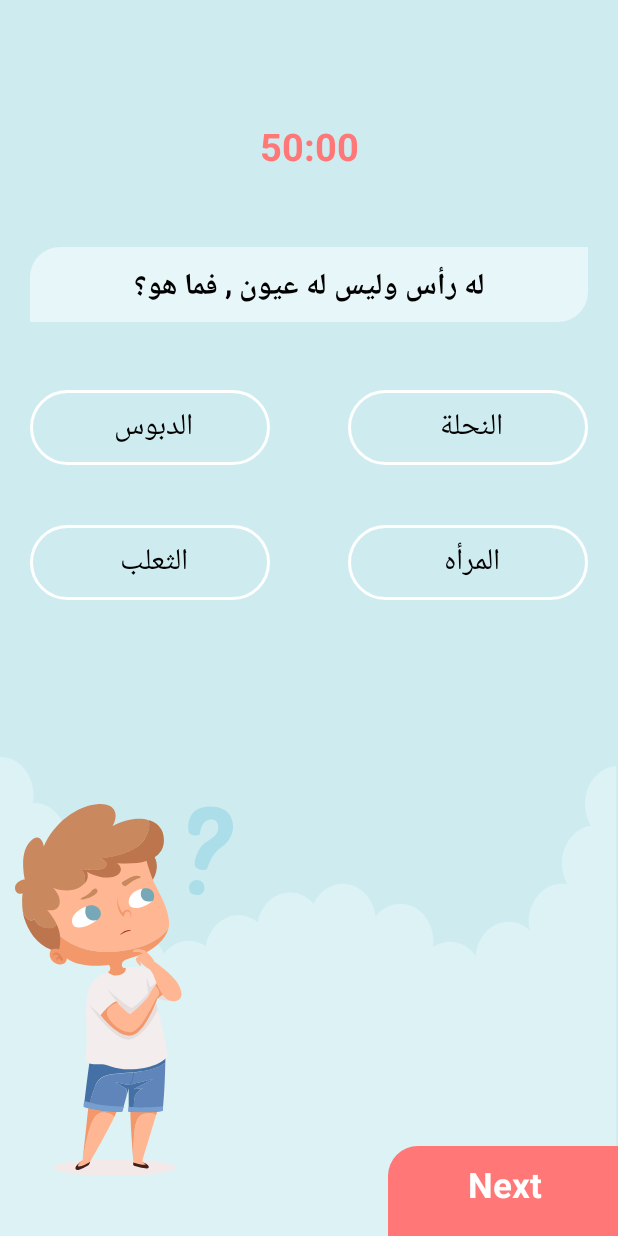
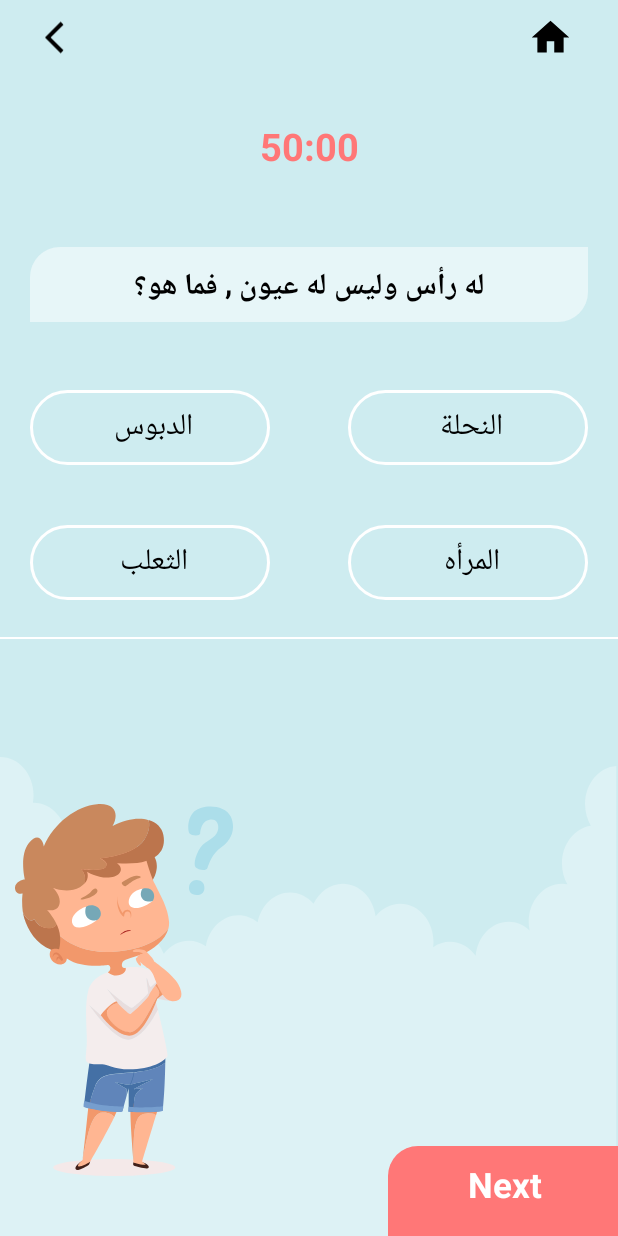
Before and after one commit to DaliaMaged/man-syarba7-el-bonbon, an Android app: the MainActivity screen opened directly, with no data from a screen before it, on a phone screen of 412 x 824 dp. Run offline under Robolectric (Android 15) with nearby library versions, the phone set to English and light mode, and no system bars; 7 statements that could not run were skipped.

```diff
--- a/app/src/main/java/com/example/mansyrb7elbonbon/Activity/ActivityOne.java
+++ b/app/src/main/java/com/example/mansyrb7elbonbon/Activity/ActivityOne.java
@@ -54,7 +54,7 @@ public class ActivityOne extends AppCompatActivity {
         txtSkip.setOnClickListener(new View.OnClickListener() {
             @Override
             public void onClick(View view) {
-                startActivity(new Intent(ActivityOne.this, MainActivity.class));
+                startActivity(new Intent(ActivityOne.this, HomeActivity.class));
             }
         });
 
--- a/app/src/main/java/com/example/mansyrb7elbonbon/Activity/MainActivity.java
+++ b/app/src/main/java/com/example/mansyrb7elbonbon/Activity/MainActivity.java
@@ -6,6 +6,7 @@ import android.content.Intent;
 import android.os.Bundle;
 import android.view.View;
 import android.widget.Button;
+import android.widget.ImageView;
 import android.widget.TextView;
 
 import com.example.mansyrb7elbonbon.R;
@@ -19,7 +20,8 @@ public class MainActivity extends AppCompatActivity {
     Modelclass modelClass;
     int index=0;
     Button option1,option2,option3,option4;
-    TextView question,btnNext;
+    TextView question,btnNext,textAns,textCorrectAns;
+    ImageView back,home;
     int correctCount=0;
     int wrongCount=0;
 
@@ -36,6 +38,14 @@ public class MainActivity extends AppCompatActivity {
         option3=findViewById(R.id.option3ID);
         option4=findViewById(R.id.option4ID);
         btnNext=findViewById(R.id.btnNextQuestion);
+        textAns=findViewById(R.id.textAns);
+        textCorrectAns=findViewById(R.id.textCorrectAns);
+        back=findViewById(R.id.iconBack);
+        home=findViewById(R.id.iconHome);
+
+        //visibale
+        textAns.setVisibility(View.GONE);
+        textCorrectAns.setVisibility(View.GONE);
 
 
         //
@@ -51,8 +61,24 @@ public class MainActivity extends AppCompatActivity {
 
         btnNext.setClickable(false);
 
+        back.setOnClickListener(new View.OnClickListener() {
+            @Override
+            public void onClick(View view) {
+                Intent back= new Intent(MainActivity.this,HomeActivity.class);
+                startActivity(back);
+            }
+        });
+
         setAllData();
 
+        //icons
+        back.setOnClickListener(new View.OnClickListener() {
+            @Override
+            public void onClick(View view) {
+                Intent intent= new Intent(MainActivity.this,HomeActivity.class);
+                startActivity(intent);
+            }
+        });
 
     }
     public void setAllData(){
@@ -61,51 +87,9 @@ public class MainActivity extends AppCompatActivity {
         option2.setText(modelClass.getOption2());
         option3.setText(modelClass.getOption3());
         option4.setText(modelClass.getOption4());
+        textCorrectAns.setText(modelClass.getAnswer());
     }
 
-    public void Correct( Button button){
-
-        button.setBackgroundResource(R.drawable.right_answer);
-        btnNext.setOnClickListener(new View.OnClickListener() {
-            @Override
-            public void onClick(View view) {
-                correctCount++;
-                index++;
-                modelClass=SplashScreen.listOfQuestion.get(index);
-                setAllData();
-                resetColor();
-                enableButton();
-            }
-        });
-
-    }
-
-
-    public void Wrong( Button option1){
-        option1.setBackgroundResource(R.drawable.wrong_answer);
-        btnNext.setOnClickListener(new View.OnClickListener() {
-            @Override
-            public void onClick(View view) {
-                wrongCount++;
-                if (index<SplashScreen.listOfQuestion.size()-1){
-                    index++;
-                    modelClass=SplashScreen.listOfQuestion.get(index);
-                    resetColor();
-                    setAllData();
-                    enableButton();
-                }else {
-
-                    GameWon();
-                }
-            }
-        });
-    }
-
-    public void GameWon(){
-        Intent intent= new Intent(MainActivity.this, WinActivity.class);
-        startActivity(intent);
-
-    }
     public void enableButton(){
         option1.setClickable(true);
         option2.setClickable(true);
@@ -125,6 +109,66 @@ public class MainActivity extends AppCompatActivity {
         option4.setBackgroundResource(R.drawable.answer_contaner);
     }
 
+    public void ShowAnswer(){
+        textAns.setVisibility(View.VISIBLE);
+        textCorrectAns.setVisibility(View.VISIBLE);
+    }
+    public void HideAnswer(){
+        textAns.setVisibility(View.GONE);
+        textCorrectAns.setVisibility(View.GONE);
+    }
+
+    public void Correct( Button button){
+
+        button.setBackgroundResource(R.drawable.right_answer);
+        btnNext.setOnClickListener(new View.OnClickListener() {
+            @Override
+            public void onClick(View view) {
+                correctCount++;
+                index++;
+                modelClass=SplashScreen.listOfQuestion.get(index);
+                resetColor();
+                setAllData();
+                enableButton();
+            }
+        });
+
+    }
+
+    public void Wrong( Button option1){
+        option1.setBackgroundResource(R.drawable.wrong_answer);
+        ShowAnswer();
+        btnNext.setOnClickListener(new View.OnClickListener() {
+            @Override
+            public void onClick(View view) {
+                wrongCount++;
+                HideAnswer();
+                if (index<SplashScreen.listOfQuestion.size()-1){
+                    index++;
+                    modelClass=SplashScreen.listOfQuestion.get(index);
+                    resetColor();
+                    setAllData();
+                    enableButton();
+                }else {
+                    GameWon();
+                }
+            }
+        });
+
+    }
+
+    public void GameWon(){
+        Intent intent= new Intent(MainActivity.this, WinActivity.class);
+        startActivity(intent);
+
+    }
+
+
+
+
+
+
+
     public void option1Click(View view) {
         disableButton();
         btnNext.setClickable(true);
@@ -139,6 +183,8 @@ public class MainActivity extends AppCompatActivity {
         }
         else {
             Wrong(option1);
+
+
         }
     }
 
@@ -156,7 +202,9 @@ public class MainActivity extends AppCompatActivity {
         }
         else {
             Wrong(option2);
+
         }
+
     }
 
     public void option3Click(View view) {
@@ -173,7 +221,9 @@ public class MainActivity extends AppCompatActivity {
         }
         else {
             Wrong(option3);
+
         }
+
     }
 
     public void option4Click(View view) {
@@ -190,6 +240,7 @@ public class MainActivity extends AppCompatActivity {
         }
         else {
             Wrong(option4);
+
         }
     }
 }
--- a/app/src/main/java/com/example/mansyrb7elbonbon/Activity/SplashScreen.java
+++ b/app/src/main/java/com/example/mansyrb7elbonbon/Activity/SplashScreen.java
@@ -44,7 +44,7 @@ TextView textView;
         //list question
         listOfQuestion= new ArrayList<>();
 
-        databaseReference= FirebaseDatabase.getInstance().getReference("Question");
+        databaseReference= FirebaseDatabase.getInstance().getReference("Question").child("Level_one");
         databaseReference.addValueEventListener(new ValueEventListener() {
             @Override
             public void onDataChange(@NonNull DataSnapshot snapshot) {
--- a/app/src/main/java/com/example/mansyrb7elbonbon/Activity/WinActivity.java
+++ b/app/src/main/java/com/example/mansyrb7elbonbon/Activity/WinActivity.java
@@ -39,8 +39,8 @@ public class WinActivity extends AppCompatActivity {
         imgGirl1.setAnimation(topAnimation);
         imgGirl2.setAnimation(topAnimation2);
         imgGirl3.setAnimation(bottonAnimation);
-        imgBoy1.setAnimation(rightAnmation);
-        imgBoy2.setAnimation(leftAnimation);
+        imgBoy1.setAnimation(leftAnimation);
+        imgBoy2.setAnimation(rightAnmation);
 
 
     }
--- /dev/null
+++ b/app/src/main/res/drawable/ic_baseline_arrow_back_ios_24.xml
@@ -0,0 +1,5 @@
+<vector android:height="24dp" android:tint="#000000"
+    android:viewportHeight="24" android:viewportWidth="24"
+    android:width="24dp" xmlns:android="http://schemas.android.com/apk/res/android">
+    <path android:fillColor="@android:color/white" android:pathData="M11.67,3.87L9.9,2.1 0,12l9.9,9.9 1.77,-1.77L3.54,12z"/>
+</vector>
--- /dev/null
+++ b/app/src/main/res/drawable/ic_baseline_home_24.xml
@@ -0,0 +1,5 @@
+<vector android:height="24dp" android:tint="#000000"
+    android:viewportHeight="24" android:viewportWidth="24"
+    android:width="24dp" xmlns:android="http://schemas.android.com/apk/res/android">
+    <path android:fillColor="@android:color/white" android:pathData="M10,20v-6h4v6h5v-8h3L12,3 2,12h3v8z"/>
+</vector>
--- a/app/src/main/res/layout/activity_main.xml
+++ b/app/src/main/res/layout/activity_main.xml
@@ -200,4 +200,72 @@
         app:layout_constraintBottom_toBottomOf="parent"
         app:layout_constraintStart_toStartOf="parent"
         app:srcCompat="@drawable/ic_thinkboy" />
+
+    <TextView
+        android:id="@+id/textAns"
+        android:layout_width="wrap_content"
+        android:layout_height="wrap_content"
+        android:layout_marginTop="45dp"
+        android:layout_marginEnd="30dp"
+        android:text=" الاجابة الصحيحة :"
+        android:textColor="@color/black"
+        android:textSize="20dp"
+        android:textStyle="bold"
+        app:layout_constraintEnd_toEndOf="parent"
+        app:layout_constraintTop_toBottomOf="@+id/option4ID"
+        tools:ignore="MissingConstraints" />
+
+    <TextView
+        android:id="@+id/textCorrectAns"
+        android:layout_width="wrap_content"
+        android:layout_height="wrap_content"
+        android:layout_marginTop="45dp"
+        android:layout_marginEnd="10dp"
+        android:text="الدبوس "
+        android:textColor="@color/black"
+        android:textSize="20dp"
+        android:textStyle="bold"
+        app:layout_constraintEnd_toStartOf="@+id/textAns"
+        app:layout_constraintTop_toBottomOf="@+id/option4ID"
+        tools:ignore="MissingConstraints" />
+
+    <androidx.constraintlayout.widget.ConstraintLayout
+        android:layout_width="match_parent"
+        android:layout_height="wrap_content"
+        tools:ignore="MissingConstraints"
+        android:background="#CEECF0">
+
+        <ImageView
+            android:id="@+id/iconBack"
+            android:layout_width="25dp"
+            android:layout_height="30dp"
+            android:layout_marginStart="30dp"
+            android:layout_marginTop="10dp"
+            app:layout_constraintBottom_toBottomOf="parent"
+            app:layout_constraintStart_toStartOf="parent"
+            app:layout_constraintTop_toTopOf="parent"
+            app:srcCompat="@drawable/ic_baseline_arrow_back_ios_24" />
+
+        <ImageView
+            android:id="@+id/iconHome"
+            android:layout_width="30dp"
+            android:layout_height="30dp"
+            android:layout_marginTop="10dp"
+            android:layout_marginEnd="30dp"
+            app:layout_constraintBottom_toBottomOf="parent"
+            app:layout_constraintEnd_toEndOf="parent"
+            app:layout_constraintTop_toTopOf="parent"
+            app:srcCompat="@drawable/ic_baseline_home_24" />
+
+
+    </androidx.constraintlayout.widget.ConstraintLayout>
+
+    <View
+        android:layout_width="match_parent"
+        android:layout_height="1dp"
+        android:layout_marginTop="210dp"
+        android:background="@color/white"
+        app:layout_constraintTop_toBottomOf="@+id/questionID"
+        tools:layout_editor_absoluteX="-16dp" />
+
 </androidx.constraintlayout.widget.ConstraintLayout>
--- a/app/src/main/res/layout/activity_win.xml
+++ b/app/src/main/res/layout/activity_win.xml
@@ -18,7 +18,8 @@
         app:layout_constraintBottom_toTopOf="@+id/imgBoy1"
         app:layout_constraintEnd_toStartOf="@+id/imgGirl2"
         app:layout_constraintStart_toStartOf="parent"
-        app:srcCompat="@drawable/ic_girl1" />
+        app:srcCompat="@drawable/ic_girl1"
+        />
 
     <ImageView
         android:id="@+id/imgBoy2"
@@ -48,6 +49,7 @@
         android:layout_height="wrap_content"
         android:layout_marginStart="45dp"
         android:layout_marginEnd="34dp"
+
         android:layout_marginBottom="170dp"
         app:layout_constraintBottom_toBottomOf="parent"
         app:layout_constraintEnd_toStartOf="@+id/imggirl3"
```
Also changed, not shown: app/src/main/AndroidManifest.xml (+6 -1 lines), app/src/main/java/com/example/mansyrb7elbonbon/Activity/HomeActivity.java (added, +27 -0 lines), app/src/main/res/drawable/ic_android_small___7.xml (added, +38 -0 lines), app/src/main/res/layout/activity_home.xml (added, +88 -0 lines).
